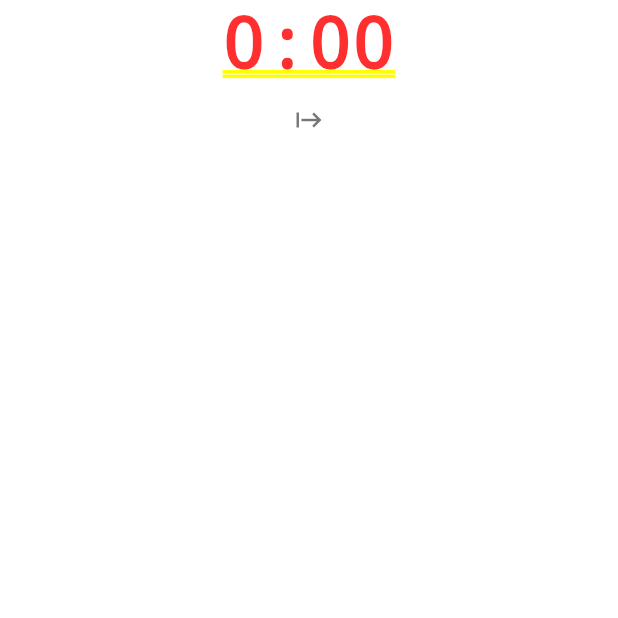
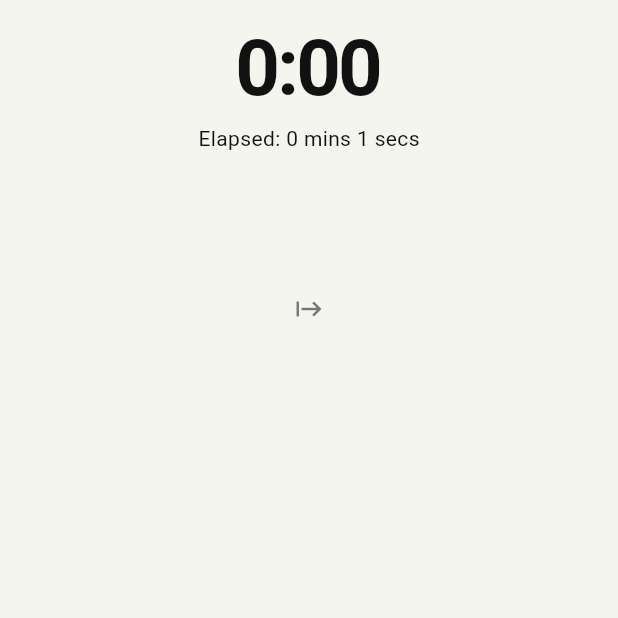
Before and after one commit to advanced-bencoding/pace_up, a Flutter app: the screen it shows after launch, after a tap on "Start Activity", on a phone screen of 412 x 824 dp, the top half of it. Run offline on Flutter 3.47's test engine with Material 3 defaults, Android fonts, the phone set to English and light mode, and no system bars; our stand-ins replace geolocator; Roboto replaces fonts that are missing (RobotoMono).

Commit message:
started with homepage styling

```diff
--- a/lib/features/activity/activity.dart
+++ b/lib/features/activity/activity.dart
@@ -4,9 +4,11 @@ import 'dart:collection';
 import 'package:flutter/material.dart';
 import 'package:geolocator/geolocator.dart';
 import 'package:pace_up/data/location.dart';
+import 'package:pace_up/theme/colors.dart';
+import 'package:pace_up/theme/dimensions.dart';
+import 'package:pace_up/theme/typography.dart';
 
 class Activity extends StatefulWidget {
-
   const Activity({super.key});
 
   @override
@@ -17,30 +19,55 @@ class Activity extends StatefulWidget {
 
 class _ActivityState extends State<StatefulWidget> {
   Timer? _locationTrackingTimer;
+  Timer? _stopWatchTimer;
+  final Stopwatch _stopWatch = Stopwatch();
   final _positions = Queue<Position>();
   double _totalDistance = 0.0;
+  Duration _elapsedSeconds = Duration(seconds: 1);
   Pace _pace = Pace(0, 0);
 
   void startTracking() {
-    print("started tracking");
-    _locationTrackingTimer = Timer.periodic(Duration(seconds: 1), (timer) {
-      determinePosition().then((position) {
-        var distanceToBeAdded = Geolocator.distanceBetween(_positions.last.latitude, _positions.last.longitude, position.latitude, position.longitude);
+    _stopWatch.start();
+    _stopWatchTimer = Timer.periodic(Duration(seconds: 1), (timer) {
+      setState(() {
+        _elapsedSeconds = _stopWatch.elapsed;
+      });
+    });
+    _locationTrackingTimer = Timer.periodic(Duration(seconds: 2), (timer) {
+      determinePosition()
+          .then((position) {
+            double distanceToBeAdded = 0;
+            if (_positions.isNotEmpty) {
+              distanceToBeAdded = Geolocator.distanceBetween(
+                _positions.last.latitude,
+                _positions.last.longitude,
+                position.latitude,
+                position.longitude,
+              );
+            }
             _positions.add(position);
 
-        print("added pos");
             if (_positions.length < 10) {
               return;
             }
             if (_positions.length == 10) {
               var positions = _positions.toList();
               for (int i = 1; i < positions.length; i++) {
-            _totalDistance += Geolocator.distanceBetween(positions[i].latitude, positions[i].longitude, positions[i - 1].latitude, positions[i - 1].longitude);
+                _totalDistance += Geolocator.distanceBetween(
+                  positions[i].latitude,
+                  positions[i].longitude,
+                  positions[i - 1].latitude,
+                  positions[i - 1].longitude,
+                );
               }
-        }
-        else if (_positions.length > 10) {
+            } else if (_positions.length > 10) {
               var positionRemoved = _positions.removeFirst();
-          var distance = Geolocator.distanceBetween(_positions.first.latitude, _positions.first.longitude, positionRemoved.latitude, positionRemoved.longitude);
+              var distance = Geolocator.distanceBetween(
+                _positions.first.latitude,
+                _positions.first.longitude,
+                positionRemoved.latitude,
+                positionRemoved.longitude,
+              );
               _totalDistance -= distance;
               _totalDistance += distanceToBeAdded;
             }
@@ -49,7 +76,8 @@ class _ActivityState extends State<StatefulWidget> {
             setState(() {
               _pace = calculatePace(_totalDistance);
             });
-      }).catchError((error) {
+          })
+          .catchError((error) {
             print(error);
           });
     });
@@ -58,11 +86,11 @@ class _ActivityState extends State<StatefulWidget> {
   void onStartStop() {
     if (_locationTrackingTimer == null) {
       startTracking();
-    }
-    else {
+    } else {
+      _stopWatch.stop();
       _locationTrackingTimer?.cancel();
+      _stopWatchTimer?.cancel();
       _locationTrackingTimer = null;
-      print("stopped tracking");
     }
   }
 
@@ -88,12 +116,29 @@ class _ActivityState extends State<StatefulWidget> {
 
   @override
   Widget build(BuildContext context) {
-    return SafeArea(
+    return Scaffold(
+      body: SafeArea(
+        child: Padding(
+          padding: EdgeInsets.symmetric(
+            horizontal: PaceUpSpacing.screenPadding,
+            vertical: PaceUpSpacing.gapSm,
+          ),
           child: Column(
             children: [
               PaceDisplay(_pace),
-          IconButton(onPressed: onStartStop, icon: Icon(Icons.start))
+              Text(
+                "Elapsed: ${_elapsedSeconds.inMinutes} mins ${_elapsedSeconds.inSeconds % 60} secs",
+              ),
+              SizedBox(height: 80, child: ListView(children: [])),
+              IconButton(
+                onPressed: () {
+                  onStartStop();
+                },
+                icon: Icon(Icons.start),
+              ),
             ],
+          ),
+        ),
       ),
     );
   }
@@ -111,7 +156,12 @@ class PaceDisplay extends StatelessWidget {
 
   @override
   Widget build(BuildContext context) {
-    return Text(pace.toString());
+    final colors = PaceUpColors.of(context);
+
+    return Text(
+      pace.toString(),
+      style: PaceUpTextStyles.paceHero.copyWith(color: colors.textPrimary),
+    );
   }
 }
 
--- a/lib/theme/colors.dart
+++ b/lib/theme/colors.dart
@@ -1,63 +1,128 @@
-import 'dart:ui';
+import 'package:flutter/material.dart';
 
-abstract class PaceUpDark {
+abstract class PaceUpColors {
+  const PaceUpColors();
+  Color get background;
+  Color get surface;
+  Color get paceFast;
+  Color get paceNeutral;
+  Color get paceWarning;
+  Color get paceSlow;
+  Color get paceFastBg;
+  Color get paceNeutralBg;
+  Color get paceWarningBg;
+  Color get paceSlowBg;
+  Color get textPrimary;
+  Color get textSecondary;
+  Color get textTertiary;
+  Color get border;
+  Color get divider;
+  Color get surfaceElevated;
+  Color get stopRed;
+
+  // Convenience singleton instances
+  static const dark = PaceUpDark();
+  static const light = PaceUpLight();
+
+  static PaceUpColors of(BuildContext context) {
+    return Theme.of(context).brightness == Brightness.dark ? dark : light;
+  }
+}
+
+class PaceUpDark extends PaceUpColors {
+  const PaceUpDark();
   // Backgrounds
-  static const background      = Color(0xFF0D0D0D);
-  static const surface         = Color(0xFF1A1A1A);
-  static const surfaceElevated = Color(0xFF232323);
+  @override
+  Color get background => const Color(0xFF0D0D0D);
+  @override
+  Color get surface => const Color(0xFF1A1A1A);
+  @override
+  Color get surfaceElevated => const Color(0xFF232323);
 
   // Borders
-  static const border          = Color(0xFF2A2A2A);
-  static const divider         = Color(0xFF1C1C1C);
+  @override
+  Color get border => const Color(0xFF2A2A2A);
+  @override
+  Color get divider => const Color(0xFF1C1C1C);
 
   // Text
-  static const textPrimary     = Color(0xFFF0F0F0);
-  static const textSecondary   = Color(0xFF888888);
-  static const textTertiary    = Color(0xFF444444);
+  @override
+  Color get textPrimary => const Color(0xFFF0F0F0);
+  @override
+  Color get textSecondary => const Color(0xFF888888);
+  @override
+  Color get textTertiary => const Color(0xFF444444);
 
   // Pace semantics
-  static const paceFast        = Color(0xFF22C55E);
-  static const paceNeutral     = Color(0xFF60A5FA);
-  static const paceWarning     = Color(0xFFF59E0B);
-  static const paceSlow        = Color(0xFFEF4444);
+  @override
+  Color get paceFast => const Color(0xFF22C55E);
+  @override
+  Color get paceNeutral => const Color(0xFF60A5FA);
+  @override
+  Color get paceWarning => const Color(0xFFF59E0B);
+  @override
+  Color get paceSlow => const Color(0xFFEF4444);
 
-  // Pace semantic backgrounds (status chips / row highlights)
-  static const paceFastBg      = Color(0xFF0D2016);
-  static const paceNeutralBg   = Color(0xFF0D1625);
-  static const paceWarningBg   = Color(0xFF1F1608);
-  static const paceSlowBg      = Color(0xFF1F0D0D);
+  // Pace semantic backgrounds
+  @override
+  Color get paceFastBg => const Color(0xFF0D2016);
+  @override
+  Color get paceNeutralBg => const Color(0xFF0D1625);
+  @override
+  Color get paceWarningBg => const Color(0xFF1F1608);
+  @override
+  Color get paceSlowBg => const Color(0xFF1F0D0D);
 
   // Actions
-  static const stopRed         = Color(0xFFEF4444);
+  @override
+  Color get stopRed => const Color(0xFFEF4444);
 }
 
-abstract class PaceUpLight {
+class PaceUpLight extends PaceUpColors {
+  const PaceUpLight();
   // Backgrounds
-  static const background      = Color(0xFFF5F5F0);
-  static const surface         = Color(0xFFFFFFFF);
-  static const surfaceElevated = Color(0xFFFAFAFA);
+  @override
+  Color get background => const Color(0xFFF5F5F0);
+  @override
+  Color get surface => const Color(0xFFFFFFFF);
+  @override
+  Color get surfaceElevated => const Color(0xFFFAFAFA);
 
   // Borders
-  static const border          = Color(0xFFE0E0DA);
-  static const divider         = Color(0xFFEBEBEB);
+  @override
+  Color get border => const Color(0xFFE0E0DA);
+  @override
+  Color get divider => const Color(0xFFEBEBEB);
 
   // Text
-  static const textPrimary     = Color(0xFF111111);
-  static const textSecondary   = Color(0xFF777777);
-  static const textTertiary    = Color(0xFFAAAAAA);
+  @override
+  Color get textPrimary => const Color(0xFF111111);
+  @override
+  Color get textSecondary => const Color(0xFF777777);
+  @override
+  Color get textTertiary => const Color(0xFFAAAAAA);
 
-  // Pace semantics — one stop darker than dark-mode values for legibility on white
-  static const paceFast        = Color(0xFF16A34A);
-  static const paceNeutral     = Color(0xFF2563EB);
-  static const paceWarning     = Color(0xFFD97706);
-  static const paceSlow        = Color(0xFFDC2626);
+  // Pace semantics
+  @override
+  Color get paceFast => const Color(0xFF16A34A);
+  @override
+  Color get paceNeutral => const Color(0xFF2563EB);
+  @override
+  Color get paceWarning => const Color(0xFFD97706);
+  @override
+  Color get paceSlow => const Color(0xFFDC2626);
 
   // Pace semantic backgrounds
-  static const paceFastBg      = Color(0xFFECFDF5);
-  static const paceNeutralBg   = Color(0xFFEFF6FF);
-  static const paceWarningBg   = Color(0xFFFFFBEB);
-  static const paceSlowBg      = Color(0xFFFEF2F2);
+  @override
+  Color get paceFastBg => const Color(0xFFECFDF5);
+  @override
+  Color get paceNeutralBg => const Color(0xFFEFF6FF);
+  @override
+  Color get paceWarningBg => const Color(0xFFFFFBEB);
+  @override
+  Color get paceSlowBg => const Color(0xFFFEF2F2);
 
   // Actions
-  static const stopRed         = Color(0xFFDC2626);
+  @override
+  Color get stopRed => const Color(0xFFDC2626);
 }
--- a/lib/theme/material_theme.dart
+++ b/lib/theme/material_theme.dart
@@ -8,89 +8,94 @@ import 'package:pace_up/theme/dimensions.dart';
 import 'package:pace_up/theme/typography.dart';
 
 ThemeData paceUpMaterialDark() {
-  final cs = ColorScheme.fromSeed(
-    seedColor: PaceUpDark.paceFast,
+  final darkThemeColors = PaceUpDark();
+  final cs =
+      ColorScheme.fromSeed(
+        seedColor: darkThemeColors.paceFast,
         brightness: Brightness.dark,
       ).copyWith(
-    surface: PaceUpDark.surface,
-    onSurface: PaceUpDark.textPrimary,
-    surfaceContainerHighest: PaceUpDark.surfaceElevated,
-    outline: PaceUpDark.border,
-    primary: PaceUpDark.paceFast,
-    onPrimary: PaceUpDark.background,
-    error: PaceUpDark.paceSlow,
-    onError: PaceUpDark.textPrimary,
+        surface: darkThemeColors.surface,
+        onSurface: darkThemeColors.textPrimary,
+        surfaceContainerHighest: darkThemeColors.surfaceElevated,
+        outline: darkThemeColors.border,
+        primary: darkThemeColors.paceFast,
+        onPrimary: darkThemeColors.background,
+        error: darkThemeColors.paceSlow,
+        onError: darkThemeColors.textPrimary,
       );
 
   return ThemeData(
     useMaterial3: true,
     colorScheme: cs,
-    scaffoldBackgroundColor: PaceUpDark.background,
-    appBarTheme: const AppBarTheme(
-      backgroundColor: PaceUpDark.background,
-      foregroundColor: PaceUpDark.textPrimary,
+    scaffoldBackgroundColor: darkThemeColors.background,
+    appBarTheme: AppBarTheme(
+      backgroundColor: darkThemeColors.background,
+      foregroundColor: darkThemeColors.textPrimary,
       elevation: 0,
       scrolledUnderElevation: 0,
       centerTitle: false,
       titleTextStyle: TextStyle(
         fontSize: 16,
         fontWeight: FontWeight.w500,
-        color: PaceUpDark.textPrimary,
+        color: darkThemeColors.textPrimary,
       ),
     ),
-    dividerTheme: const DividerThemeData(
-      color: PaceUpDark.border,
+    dividerTheme: DividerThemeData(
+      color: darkThemeColors.border,
       thickness: PaceUpSpacing.dividerWidth,
       space: 0,
     ),
     cardTheme: CardThemeData(
-      color: PaceUpDark.surface,
+      color: darkThemeColors.surface,
       elevation: 0,
       shape: RoundedRectangleBorder(
         borderRadius: BorderRadius.circular(PaceUpRadius.card),
-        side: const BorderSide(color: PaceUpDark.border, width: 0.5),
+        side: BorderSide(color: darkThemeColors.border, width: 0.5),
       ),
       margin: EdgeInsets.zero,
     ),
-    iconTheme: const IconThemeData(
-      color: PaceUpDark.textSecondary,
-      size: 20,
-    ),
-    textTheme: TextTheme(
+    iconTheme: IconThemeData(color: darkThemeColors.textSecondary, size: 20),
+    textTheme:
+        TextTheme(
           displayLarge: PaceUpTextStyles.paceHero,
           titleMedium: PaceUpTextStyles.metricValue,
           bodySmall: PaceUpTextStyles.splitRow,
           labelSmall: PaceUpTextStyles.label,
         ).apply(
-      bodyColor: PaceUpDark.textPrimary,
-      displayColor: PaceUpDark.textPrimary,
+          bodyColor: darkThemeColors.textPrimary,
+          displayColor: darkThemeColors.textPrimary,
         ),
-    listTileTheme: const ListTileThemeData(
+    listTileTheme: ListTileThemeData(
       tileColor: Colors.transparent,
-      textColor: PaceUpDark.textPrimary,
+      textColor: darkThemeColors.textPrimary,
       minVerticalPadding: 8,
     ),
-    bottomNavigationBarTheme: const BottomNavigationBarThemeData(
-      backgroundColor: PaceUpDark.surface,
-      selectedItemColor: PaceUpDark.paceFast,
-      unselectedItemColor: PaceUpDark.textTertiary,
+    bottomNavigationBarTheme: BottomNavigationBarThemeData(
+      backgroundColor: darkThemeColors.surface,
+      selectedItemColor: darkThemeColors.paceFast,
+      unselectedItemColor: darkThemeColors.textTertiary,
       elevation: 0,
       type: BottomNavigationBarType.fixed,
     ),
     navigationBarTheme: NavigationBarThemeData(
-      backgroundColor: PaceUpDark.surface,
-      indicatorColor: PaceUpDark.paceFastBg,
+      backgroundColor: darkThemeColors.surface,
+      indicatorColor: darkThemeColors.paceFastBg,
       iconTheme: WidgetStateProperty.resolveWith((states) {
         if (states.contains(WidgetState.selected)) {
-          return const IconThemeData(color: PaceUpDark.paceFast, size: 22);
+          return IconThemeData(color: darkThemeColors.paceFast, size: 22);
         }
-        return const IconThemeData(color: PaceUpDark.textTertiary, size: 22);
+        return IconThemeData(color: darkThemeColors.textTertiary, size: 22);
       }),
     ),
     snackBarTheme: SnackBarThemeData(
-      backgroundColor: PaceUpDark.surfaceElevated,
-      contentTextStyle: const TextStyle(color: PaceUpDark.textPrimary, fontSize: 13),
-      shape: RoundedRectangleBorder(borderRadius: BorderRadius.circular(PaceUpRadius.small)),
+      backgroundColor: darkThemeColors.surfaceElevated,
+      contentTextStyle: TextStyle(
+        color: darkThemeColors.textPrimary,
+        fontSize: 13,
+      ),
+      shape: RoundedRectangleBorder(
+        borderRadius: BorderRadius.circular(PaceUpRadius.small),
+      ),
       behavior: SnackBarBehavior.floating,
     ),
   );
@@ -101,27 +106,29 @@ ThemeData paceUpMaterialDark() {
 // ─────────────────────────────────────────────────────────────────────────────
 
 ThemeData paceUpMaterialLight() {
-  final cs = ColorScheme.fromSeed(
-    seedColor: PaceUpLight.paceFast,
+  final lightThemeColors = PaceUpLight();
+  final cs =
+      ColorScheme.fromSeed(
+        seedColor: lightThemeColors.paceFast,
         brightness: Brightness.light,
       ).copyWith(
-    surface: PaceUpLight.surface,
-    onSurface: PaceUpLight.textPrimary,
-    surfaceContainerHighest: PaceUpLight.surfaceElevated,
-    outline: PaceUpLight.border,
-    primary: PaceUpLight.paceFast,
+        surface: lightThemeColors.surface,
+        onSurface: lightThemeColors.textPrimary,
+        surfaceContainerHighest: lightThemeColors.surfaceElevated,
+        outline: lightThemeColors.border,
+        primary: lightThemeColors.paceFast,
         onPrimary: Colors.white,
-    error: PaceUpLight.paceSlow,
+        error: lightThemeColors.paceSlow,
         onError: Colors.white,
       );
 
   return ThemeData(
     useMaterial3: true,
     colorScheme: cs,
-    scaffoldBackgroundColor: PaceUpLight.background,
-    appBarTheme: const AppBarTheme(
-      backgroundColor: PaceUpLight.surface,
-      foregroundColor: PaceUpLight.textPrimary,
+    scaffoldBackgroundColor: lightThemeColors.background,
+    appBarTheme: AppBarTheme(
+      backgroundColor: lightThemeColors.surface,
+      foregroundColor: lightThemeColors.textPrimary,
       elevation: 0,
       scrolledUnderElevation: 0,
       centerTitle: false,
@@ -129,62 +136,65 @@ ThemeData paceUpMaterialLight() {
       titleTextStyle: TextStyle(
         fontSize: 16,
         fontWeight: FontWeight.w500,
-        color: PaceUpLight.textPrimary,
+        color: lightThemeColors.textPrimary,
       ),
     ),
-    dividerTheme: const DividerThemeData(
-      color: PaceUpLight.divider,
+    dividerTheme: DividerThemeData(
+      color: lightThemeColors.divider,
       thickness: PaceUpSpacing.dividerWidth,
       space: 0,
     ),
     cardTheme: CardThemeData(
-      color: PaceUpLight.surface,
+      color: lightThemeColors.surface,
       elevation: 0,
       shape: RoundedRectangleBorder(
         borderRadius: BorderRadius.circular(PaceUpRadius.card),
-        side: const BorderSide(color: PaceUpLight.border, width: 0.5),
+        side: BorderSide(color: lightThemeColors.border, width: 0.5),
       ),
       margin: EdgeInsets.zero,
     ),
-    iconTheme: const IconThemeData(
-      color: PaceUpLight.textSecondary,
-      size: 20,
-    ),
-    textTheme: TextTheme(
+    iconTheme: IconThemeData(color: lightThemeColors.textSecondary, size: 20),
+    textTheme:
+        TextTheme(
           displayLarge: PaceUpTextStyles.paceHero,
           titleMedium: PaceUpTextStyles.metricValue,
           bodySmall: PaceUpTextStyles.splitRow,
           labelSmall: PaceUpTextStyles.label,
         ).apply(
-      bodyColor: PaceUpLight.textPrimary,
-      displayColor: PaceUpLight.textPrimary,
+          bodyColor: lightThemeColors.textPrimary,
+          displayColor: lightThemeColors.textPrimary,
         ),
-    listTileTheme: const ListTileThemeData(
+    listTileTheme: ListTileThemeData(
       tileColor: Colors.transparent,
-      textColor: PaceUpLight.textPrimary,
+      textColor: lightThemeColors.textPrimary,
       minVerticalPadding: 8,
     ),
-    bottomNavigationBarTheme: const BottomNavigationBarThemeData(
-      backgroundColor: PaceUpLight.surface,
-      selectedItemColor: PaceUpLight.paceFast,
-      unselectedItemColor: PaceUpLight.textTertiary,
+    bottomNavigationBarTheme: BottomNavigationBarThemeData(
+      backgroundColor: lightThemeColors.surface,
+      selectedItemColor: lightThemeColors.paceFast,
+      unselectedItemColor: lightThemeColors.textTertiary,
       elevation: 0,
       type: BottomNavigationBarType.fixed,
     ),
     navigationBarTheme: NavigationBarThemeData(
-      backgroundColor: PaceUpLight.surface,
-      indicatorColor: PaceUpLight.paceFastBg,
+      backgroundColor: lightThemeColors.surface,
+      indicatorColor: lightThemeColors.paceFastBg,
       iconTheme: WidgetStateProperty.resolveWith((states) {
         if (states.contains(WidgetState.selected)) {
-          return const IconThemeData(color: PaceUpLight.paceFast, size: 22);
+          return IconThemeData(color: lightThemeColors.paceFast, size: 22);
         }
-        return const IconThemeData(color: PaceUpLight.textTertiary, size: 22);
+        return IconThemeData(color: lightThemeColors.textTertiary, size: 22);
       }),
     ),
     snackBarTheme: SnackBarThemeData(
-      backgroundColor: PaceUpLight.surfaceElevated,
-      contentTextStyle: const TextStyle(color: PaceUpLight.textPrimary, fontSize: 13),
-      shape: RoundedRectangleBorder(borderRadius: BorderRadius.circular(PaceUpRadius.small)),
+      backgroundColor: lightThemeColors.surfaceElevated,
+      contentTextStyle: TextStyle(
+        color: lightThemeColors.textPrimary,
+        fontSize: 13,
+      ),
+      shape: RoundedRectangleBorder(
+        borderRadius: BorderRadius.circular(PaceUpRadius.small),
+      ),
       behavior: SnackBarBehavior.floating,
     ),
   );
--- a/lib/theme/pace_color_utils.dart
+++ b/lib/theme/pace_color_utils.dart
@@ -1,27 +1,29 @@
 import 'package:flutter/material.dart';
 import 'package:pace_up/theme/colors.dart';
 
-Color paceColor(int deltaSeconds, {bool dark = true}) {
-  if (deltaSeconds < -15) return dark ? PaceUpDark.paceFast    : PaceUpLight.paceFast;
-  if (deltaSeconds >  20) return dark ? PaceUpDark.paceSlow    : PaceUpLight.paceSlow;
-  if (deltaSeconds >   8) return dark ? PaceUpDark.paceWarning : PaceUpLight.paceWarning;
-  return dark ? PaceUpDark.paceNeutral : PaceUpLight.paceNeutral;
+Color paceColor(int deltaSeconds, PaceUpColors colors) {
+  if (deltaSeconds < -15) return colors.paceFast;
+  if (deltaSeconds > 20) colors.paceSlow;
+  if (deltaSeconds > 8) colors.paceWarning;
+  return colors.paceNeutral;
 }
 
-Color paceBgColor(int deltaSeconds, {bool dark = true}) {
-  if (deltaSeconds < -15) return dark ? PaceUpDark.paceFastBg    : PaceUpLight.paceFastBg;
-  if (deltaSeconds >  20) return dark ? PaceUpDark.paceSlowBg    : PaceUpLight.paceSlowBg;
-  if (deltaSeconds >   8) return dark ? PaceUpDark.paceWarningBg : PaceUpLight.paceWarningBg;
-  return dark ? PaceUpDark.paceNeutralBg : PaceUpLight.paceNeutralBg;
+Color paceBgColor(int deltaSeconds, PaceUpColors colors) {
+  if (deltaSeconds < -15) return colors.paceFastBg;
+  if (deltaSeconds > 20) colors.paceSlowBg;
+  if (deltaSeconds > 8) colors.paceWarningBg;
+  return colors.paceNeutralBg;
 }
 
 // Convenience: resolve from BuildContext so you don't pass [dark] manually.
 Color paceColorOf(BuildContext context, int deltaSeconds) {
   final isDark = Theme.of(context).brightness == Brightness.dark;
-  return paceColor(deltaSeconds, dark: isDark);
+  final paceUpColors = isDark ? PaceUpDark() : PaceUpLight();
+  return paceColor(deltaSeconds, paceUpColors);
 }
 
 Color paceBgColorOf(BuildContext context, int deltaSeconds) {
   final isDark = Theme.of(context).brightness == Brightness.dark;
-  return paceBgColor(deltaSeconds, dark: isDark);
+  final paceUpColors = isDark ? PaceUpDark() : PaceUpLight();
+  return paceBgColor(deltaSeconds, paceUpColors);
 }
```
Lines whose indentation alone changed are shown as unchanged.
